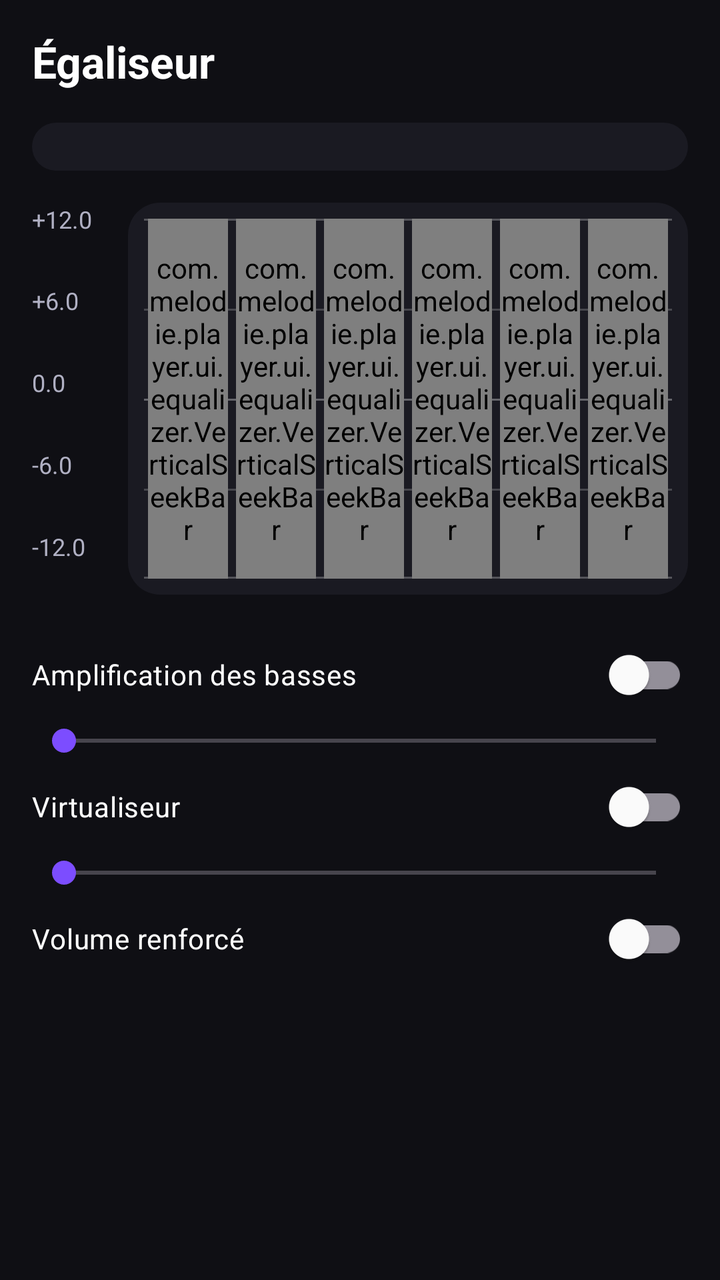
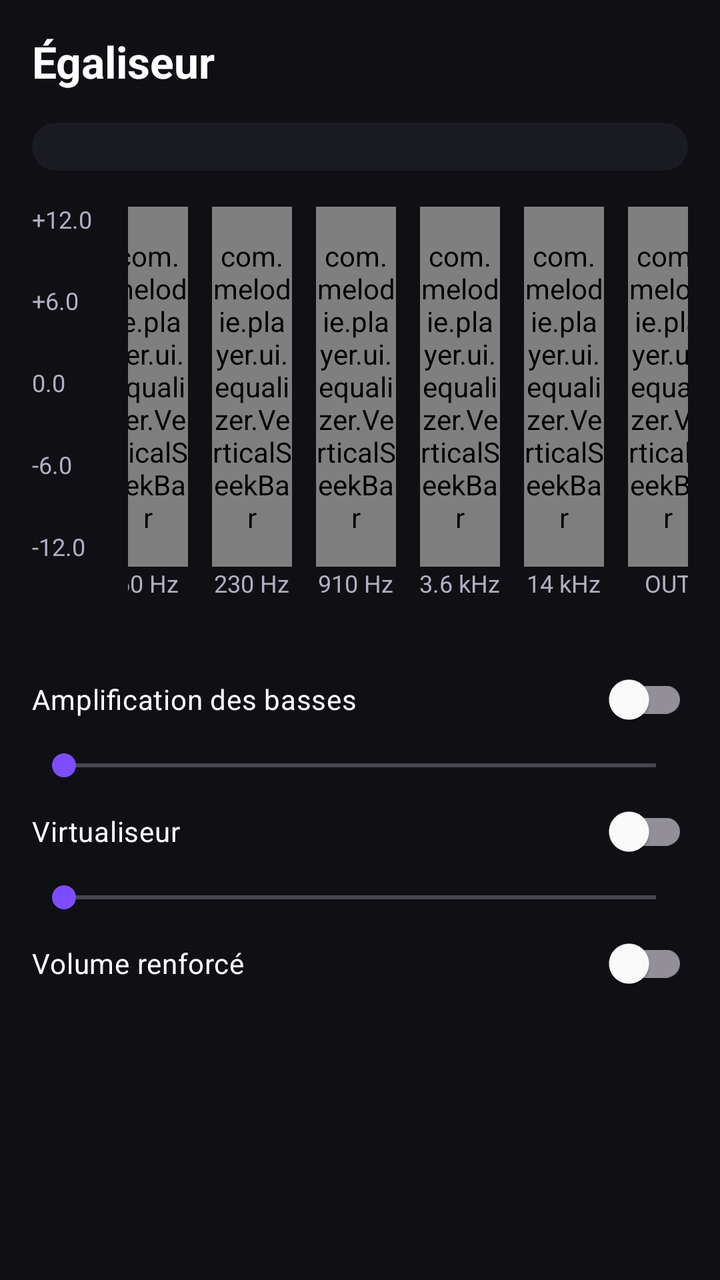

Before-and-after screenshots of an Android layout around one commit, followed by the original layout XML and the change that was made.
<!-- AndroidManifest.xml: application theme Theme.Melodie -->
<!-- res/layout/fragment_equalizer.xml -->
<?xml version="1.0" encoding="utf-8"?>
<androidx.core.widget.NestedScrollView
    xmlns:android="http://schemas.android.com/apk/res/android"
    android:layout_width="match_parent"
    android:layout_height="match_parent"
    android:background="@color/bg_dark"
    android:padding="16dp">

    <LinearLayout
        android:layout_width="match_parent"
        android:layout_height="wrap_content"
        android:orientation="vertical">

        <TextView
            android:layout_width="wrap_content"
            android:layout_height="wrap_content"
            android:text="@string/settings_equalizer"
            android:textColor="@color/text_primary"
            android:textSize="22sp"
            android:textStyle="bold"
            android:paddingBottom="16dp" />

        <Spinner
            android:id="@+id/preset_spinner"
            android:layout_width="match_parent"
            android:layout_height="wrap_content"
            android:background="@drawable/bg_card_rounded"
            android:padding="12dp" />

        <TextView
            android:id="@+id/eq_unavailable"
            android:layout_width="match_parent"
            android:layout_height="wrap_content"
            android:layout_marginTop="12dp"
            android:text="@string/eq_unavailable"
            android:textColor="@color/text_secondary"
            android:visibility="gone" />

        <LinearLayout
            android:id="@+id/bands_container"
            android:layout_width="match_parent"
            android:layout_height="wrap_content"
            android:layout_marginTop="16dp"
            android:baselineAligned="false"
            android:gravity="top|center_horizontal"
            android:orientation="horizontal">

            <LinearLayout
                android:layout_width="48dp"
                android:layout_height="180dp"
                android:gravity="center_vertical"
                android:orientation="vertical">

                <TextView
                    style="@style/EqBandLabel"
                    android:paddingBottom="0dp"
                    android:text="+12.0" />

                <Space
                    android:layout_width="1dp"
                    android:layout_height="0dp"
                    android:layout_weight="1" />

                <TextView
                    style="@style/EqBandLabel"
                    android:paddingBottom="0dp"
                    android:text="+6.0" />

                <Space
                    android:layout_width="1dp"
                    android:layout_height="0dp"
                    android:layout_weight="1" />

                <TextView
                    style="@style/EqBandLabel"
                    android:paddingBottom="0dp"
                    android:text="0.0" />

                <Space
                    android:layout_width="1dp"
                    android:layout_height="0dp"
                    android:layout_weight="1" />

                <TextView
                    style="@style/EqBandLabel"
                    android:paddingBottom="0dp"
                    android:text="-6.0" />

                <Space
                    android:layout_width="1dp"
                    android:layout_height="0dp"
                    android:layout_weight="1" />

                <TextView
                    style="@style/EqBandLabel"
                    android:paddingBottom="0dp"
                    android:text="-12.0" />
            </LinearLayout>

            <FrameLayout
                android:layout_width="0dp"
                android:layout_height="196dp"
                android:layout_weight="1"
                android:background="@drawable/bg_card_rounded"
                android:padding="8dp">

            <View
                android:layout_width="match_parent"
                android:layout_height="180dp"
                android:layout_gravity="top"
                android:background="@drawable/eq_grid_lines" />

            <LinearLayout
                android:layout_width="match_parent"
                android:layout_height="180dp"
                android:layout_gravity="top"
                android:orientation="horizontal"
                android:gravity="top|center_horizontal">

            <LinearLayout
                android:layout_width="0dp"
                android:layout_height="wrap_content"
                android:layout_weight="1"
                android:gravity="center"
                android:orientation="vertical">

                <com.melodie.player.ui.equalizer.VerticalSeekBar
                    android:id="@+id/band_0"
                    android:layout_width="40dp"
                    android:layout_height="180dp"
                    android:progressDrawable="@drawable/eq_track_vertical"
                    android:thumb="@drawable/eq_thumb_rect" />

                <TextView
                    style="@style/EqBandLabel"
                    android:text="@string/eq_freq_60" />
            </LinearLayout>

            <LinearLayout
                android:layout_width="0dp"
                android:layout_height="wrap_content"
                android:layout_weight="1"
                android:gravity="center"
                android:orientation="vertical">

                <com.melodie.player.ui.equalizer.VerticalSeekBar
                    android:id="@+id/band_1"
                    android:layout_width="40dp"
                    android:layout_height="180dp"
                    android:progressDrawable="@drawable/eq_track_vertical"
                    android:thumb="@drawable/eq_thumb_rect" />

                <TextView
                    style="@style/EqBandLabel"
                    android:text="@string/eq_freq_230" />
            </LinearLayout>

            <LinearLayout
                android:layout_width="0dp"
                android:layout_height="wrap_content"
                android:layout_weight="1"
                android:gravity="center"
                android:orientation="vertical">

                <com.melodie.player.ui.equalizer.VerticalSeekBar
                    android:id="@+id/band_2"
                    android:layout_width="40dp"
                    android:layout_height="180dp"
                    android:progressDrawable="@drawable/eq_track_vertical"
                    android:thumb="@drawable/eq_thumb_rect" />

                <TextView
                    style="@style/EqBandLabel"
                    android:text="@string/eq_freq_910" />
            </LinearLayout>

            <LinearLayout
                android:layout_width="0dp"
                android:layout_height="wrap_content"
                android:layout_weight="1"
                android:gravity="center"
                android:orientation="vertical">

                <com.melodie.player.ui.equalizer.VerticalSeekBar
                    android:id="@+id/band_3"
                    android:layout_width="40dp"
                    android:layout_height="180dp"
                    android:progressDrawable="@drawable/eq_track_vertical"
                    android:thumb="@drawable/eq_thumb_rect" />

                <TextView
                    style="@style/EqBandLabel"
                    android:text="@string/eq_freq_3600" />
            </LinearLayout>

            <LinearLayout
                android:layout_width="0dp"
                android:layout_height="wrap_content"
                android:layout_weight="1"
                android:gravity="center"
                android:orientation="vertical">

                <com.melodie.player.ui.equalizer.VerticalSeekBar
                    android:id="@+id/band_4"
                    android:layout_width="40dp"
                    android:layout_height="180dp"
                    android:progressDrawable="@drawable/eq_track_vertical"
                    android:thumb="@drawable/eq_thumb_rect" />

                <TextView
                    style="@style/EqBandLabel"
                    android:text="@string/eq_freq_14000" />
            </LinearLayout>

            <LinearLayout
                android:layout_width="0dp"
                android:layout_height="wrap_content"
                android:layout_weight="1"
                android:gravity="center"
                android:orientation="vertical">

                <com.melodie.player.ui.equalizer.VerticalSeekBar
                    android:id="@+id/band_master"
                    android:layout_width="40dp"
                    android:layout_height="180dp"
                    android:max="2000"
                    android:progressDrawable="@drawable/eq_track_vertical"
                    android:thumb="@drawable/eq_thumb_rect" />

                <TextView
                    style="@style/EqBandLabel"
                    android:text="OUT" />
            </LinearLayout>
            </LinearLayout>
            </FrameLayout>
        </LinearLayout>

        <com.google.android.material.switchmaterial.SwitchMaterial
            android:id="@+id/switch_bass_boost"
            android:layout_width="match_parent"
            android:layout_height="wrap_content"
            android:text="@string/eq_bass_boost"
            android:textColor="@color/text_primary"
            android:layout_marginTop="16dp" />

        <SeekBar
            android:id="@+id/seek_bass_boost"
            android:layout_width="match_parent"
            android:layout_height="wrap_content"
            android:max="1000"
            android:progressTint="@color/melodie_purple"
            android:thumbTint="@color/melodie_purple" />

        <com.google.android.material.switchmaterial.SwitchMaterial
            android:id="@+id/switch_virtualizer"
            android:layout_width="match_parent"
            android:layout_height="wrap_content"
            android:text="@string/eq_virtualizer"
            android:textColor="@color/text_primary" />

        <SeekBar
            android:id="@+id/seek_virtualizer"
            android:layout_width="match_parent"
            android:layout_height="wrap_content"
            android:max="1000"
            android:progressTint="@color/melodie_purple"
            android:thumbTint="@color/melodie_purple" />

        <com.google.android.material.switchmaterial.SwitchMaterial
            android:id="@+id/switch_loudness"
            android:layout_width="match_parent"
            android:layout_height="wrap_content"
            android:text="@string/eq_loudness"
            android:textColor="@color/text_primary" />
    </LinearLayout>
</androidx.core.widget.NestedScrollView>
<!-- resources referenced by this layout -->
<resources>
  <color name="bg_dark">#0F0F14</color>
  <color name="melodie_purple">#7C4DFF</color>
  <color name="text_primary">#FFFFFF</color>
  <color name="text_secondary">#B0B0C3</color>
  <!-- drawable bg_card_rounded (drawable) -->
  <shape xmlns:android="http://schemas.android.com/apk/res/android"
      android:shape="rectangle">
      <solid android:color="@color/surface" />
      <corners android:radius="16dp" />
  </shape>
  <!-- drawable eq_grid_lines (drawable) -->
  <?xml version="1.0" encoding="utf-8"?>
  <layer-list xmlns:android="http://schemas.android.com/apk/res/android">
      <item android:top="0dp" android:bottom="179dp">
          <shape android:shape="rectangle">
              <size android:height="1dp" />
              <solid android:color="#40FFFFFF" />
          </shape>
      </item>
  
      <item android:top="45dp" android:bottom="134dp">
          <shape android:shape="rectangle">
              <size android:height="1dp" />
              <solid android:color="#33FFFFFF" />
          </shape>
      </item>
  
      <item android:top="90dp" android:bottom="89dp">
          <shape android:shape="rectangle">
              <size android:height="1dp" />
              <solid android:color="#55FFFFFF" />
          </shape>
      </item>
  
      <item android:top="135dp" android:bottom="44dp">
          <shape android:shape="rectangle">
              <size android:height="1dp" />
              <solid android:color="#33FFFFFF" />
          </shape>
      </item>
  
      <item android:top="179dp" android:bottom="0dp">
          <shape android:shape="rectangle">
              <size android:height="1dp" />
              <solid android:color="#40FFFFFF" />
          </shape>
      </item>
  </layer-list>
  <!-- drawable eq_thumb_rect (drawable) -->
  <?xml version="1.0" encoding="utf-8"?>
  <shape xmlns:android="http://schemas.android.com/apk/res/android"
      android:shape="rectangle">
      <size android:width="14dp" android:height="10dp" />
      <corners android:radius="2dp" />
      <solid android:color="@color/melodie_purple" />
  </shape>
  <!-- drawable eq_track_vertical (drawable) -->
  <?xml version="1.0" encoding="utf-8"?>
  <layer-list xmlns:android="http://schemas.android.com/apk/res/android">
      <item android:id="@android:id/background">
          <shape android:shape="rectangle">
              <size android:width="6dp" />
              <corners android:radius="2dp" />
              <solid android:color="@color/surface" />
          </shape>
      </item>
  
      <item android:id="@android:id/progress">
          <clip android:clipOrientation="vertical" android:gravity="bottom">
              <shape android:shape="rectangle">
                  <size android:width="6dp" />
                  <corners android:radius="2dp" />
                  <solid android:color="@color/melodie_purple" />
              </shape>
          </clip>
      </item>
  
      <item android:id="@android:id/secondaryProgress">
          <clip android:clipOrientation="vertical" android:gravity="bottom">
              <shape android:shape="rectangle">
                  <size android:width="6dp" />
                  <corners android:radius="2dp" />
                  <solid android:color="@color/melodie_purple" />
              </shape>
          </clip>
      </item>
  </layer-list>
  <string name="eq_bass_boost">Amplification des basses</string>
  <string name="eq_freq_14000">14 kHz</string>
  <string name="eq_freq_230">230 Hz</string>
  <string name="eq_freq_3600">3.6 kHz</string>
  <string name="eq_freq_60">60 Hz</string>
  <string name="eq_freq_910">910 Hz</string>
  <string name="eq_loudness">Volume renforcé</string>
  <string name="eq_unavailable">Démarrez la lecture pour activer l\'égaliseur.</string>
  <string name="eq_virtualizer">Virtualiseur</string>
  <string name="settings_equalizer">Égaliseur</string>
  <color name="surface">#1A1A22</color>
  <color name="white">#FFFFFFFF</color>
  <color name="audio_cyan">#00D4FF</color>
  <color name="black">#FF000000</color>
  <color name="energy_green">#00E5A8</color>
  <color name="surface_variant">#232333</color>
  <!-- unchanged entries left out for length: 2 -->
</resources>

<!-- the commit's change to res/layout/fragment_equalizer.xml (unified diff, before → after) -->
@@ -99,140 +99,122 @@
 
             <FrameLayout
                 android:layout_width="0dp"
-                android:layout_height="196dp"
-                android:layout_weight="1"
-                android:background="@drawable/bg_card_rounded"
-                android:padding="8dp">
-
-            <View
-                android:layout_width="match_parent"
-                android:layout_height="180dp"
-                android:layout_gravity="top"
-                android:background="@drawable/eq_grid_lines" />
-
-            <LinearLayout
-                android:layout_width="match_parent"
-                android:layout_height="180dp"
-                android:layout_gravity="top"
-                android:orientation="horizontal"
-                android:gravity="top|center_horizontal">
-
-            <LinearLayout
-                android:layout_width="0dp"
                 android:layout_height="wrap_content"
                 android:layout_weight="1"
-                android:gravity="center"
-                android:orientation="vertical">
-
-                <com.melodie.player.ui.equalizer.VerticalSeekBar
-                    android:id="@+id/band_0"
-                    android:layout_width="40dp"
-                    android:layout_height="180dp"
-                    android:progressDrawable="@drawable/eq_track_vertical"
-                    android:thumb="@drawable/eq_thumb_rect" />
-
-                <TextView
-                    style="@style/EqBandLabel"
-                    android:text="@string/eq_freq_60" />
-            </LinearLayout>
-
-            <LinearLayout
-                android:layout_width="0dp"
-                android:layout_height="wrap_content"
-                android:layout_weight="1"
-                android:gravity="center"
-                android:orientation="vertical">
-
-                <com.melodie.player.ui.equalizer.VerticalSeekBar
-                    android:id="@+id/band_1"
-                    android:layout_width="40dp"
-                    android:layout_height="180dp"
-                    android:progressDrawable="@drawable/eq_track_vertical"
-                    android:thumb="@drawable/eq_thumb_rect" />
-
-                <TextView
-                    style="@style/EqBandLabel"
-                    android:text="@string/eq_freq_230" />
-            </LinearLayout>
-
-            <LinearLayout
-                android:layout_width="0dp"
-                android:layout_height="wrap_content"
-                android:layout_weight="1"
-                android:gravity="center"
-                android:orientation="vertical">
-
-                <com.melodie.player.ui.equalizer.VerticalSeekBar
-                    android:id="@+id/band_2"
-                    android:layout_width="40dp"
-                    android:layout_height="180dp"
-                    android:progressDrawable="@drawable/eq_track_vertical"
-                    android:thumb="@drawable/eq_thumb_rect" />
-
-                <TextView
-                    style="@style/EqBandLabel"
-                    android:text="@string/eq_freq_910" />
-            </LinearLayout>
-
-            <LinearLayout
-                android:layout_width="0dp"
-                android:layout_height="wrap_content"
-                android:layout_weight="1"
-                android:gravity="center"
-                android:orientation="vertical">
-
-                <com.melodie.player.ui.equalizer.VerticalSeekBar
-                    android:id="@+id/band_3"
-                    android:layout_width="40dp"
-                    android:layout_height="180dp"
-                    android:progressDrawable="@drawable/eq_track_vertical"
-                    android:thumb="@drawable/eq_thumb_rect" />
-
-                <TextView
-                    style="@style/EqBandLabel"
-                    android:text="@string/eq_freq_3600" />
-            </LinearLayout>
-
-            <LinearLayout
-                android:layout_width="0dp"
-                android:layout_height="wrap_content"
-                android:layout_weight="1"
-                android:gravity="center"
-                android:orientation="vertical">
-
-                <com.melodie.player.ui.equalizer.VerticalSeekBar
-                    android:id="@+id/band_4"
-                    android:layout_width="40dp"
-                    android:layout_height="180dp"
-                    android:progressDrawable="@drawable/eq_track_vertical"
-                    android:thumb="@drawable/eq_thumb_rect" />
-
-                <TextView
-                    style="@style/EqBandLabel"
-                    android:text="@string/eq_freq_14000" />
-            </LinearLayout>
-
-            <LinearLayout
-                android:layout_width="0dp"
-                android:layout_height="wrap_content"
-                android:layout_weight="1"
-                android:gravity="center"
-                android:orientation="vertical">
-
-                <com.melodie.player.ui.equalizer.VerticalSeekBar
-                    android:id="@+id/band_master"
-                    android:layout_width="40dp"
-                    android:layout_height="180dp"
-                    android:max="2000"
-                    android:progressDrawable="@drawable/eq_track_vertical"
-                    android:thumb="@drawable/eq_thumb_rect" />
-
-                <TextView
-                    style="@style/EqBandLabel"
-                    android:text="OUT" />
-            </LinearLayout>
-            </LinearLayout>
+
+                android:clipChildren="false"
+                android:clipToPadding="false"
+                android:padding="2dp">
+
+                <LinearLayout
+                    android:layout_width="match_parent"
+                    android:layout_height="wrap_content"
+                    android:orientation="horizontal"
+                    android:gravity="top|center_horizontal"
+                    android:clipChildren="false"
+                    android:clipToPadding="false">
+
+                    <LinearLayout
+                        android:layout_width="52dp"
+                        android:layout_height="wrap_content"
+                        android:gravity="center"
+                        android:orientation="vertical">
+
+                        <com.melodie.player.ui.equalizer.VerticalSeekBar
+                            android:id="@+id/band_0"
+                            android:layout_width="40dp"
+                            android:layout_height="180dp" />
+
+                        <TextView
+                            style="@style/EqBandLabel"
+                            android:text="@string/eq_freq_60" />
+                    </LinearLayout>
+
+                    <LinearLayout
+                        android:layout_width="52dp"
+                        android:layout_height="wrap_content"
+                        android:gravity="center"
+                        android:orientation="vertical">
+
+                        <com.melodie.player.ui.equalizer.VerticalSeekBar
+                            android:id="@+id/band_1"
+                            android:layout_width="40dp"
+                            android:layout_height="180dp" />
+
+                        <TextView
+                            style="@style/EqBandLabel"
+                            android:text="@string/eq_freq_230" />
+                    </LinearLayout>
+
+                    <LinearLayout
+                        android:layout_width="52dp"
+                        android:layout_height="wrap_content"
+                        android:gravity="center"
+                        android:orientation="vertical">
+
+                        <com.melodie.player.ui.equalizer.VerticalSeekBar
+                            android:id="@+id/band_2"
+                            android:layout_width="40dp"
+                            android:layout_height="180dp" />
+
+                        <TextView
+                            style="@style/EqBandLabel"
+                            android:text="@string/eq_freq_910" />
+                    </LinearLayout>
+
+                    <LinearLayout
+                        android:layout_width="52dp"
+                        android:layout_height="wrap_content"
+                        android:gravity="center"
+                        android:orientation="vertical">
+
+                        <com.melodie.player.ui.equalizer.VerticalSeekBar
+                            android:id="@+id/band_3"
+                            android:layout_width="40dp"
+                            android:layout_height="180dp" />
+
+                        <TextView
+                            style="@style/EqBandLabel"
+                            android:text="@string/eq_freq_3600" />
+                    </LinearLayout>
+
+                    <LinearLayout
+                        android:layout_width="52dp"
+                        android:layout_height="wrap_content"
+                        android:gravity="center"
+                        android:orientation="vertical">
+
+                        <com.melodie.player.ui.equalizer.VerticalSeekBar
+                            android:id="@+id/band_4"
+                            android:layout_width="40dp"
+                            android:layout_height="180dp" />
+
+                        <TextView
+                            style="@style/EqBandLabel"
+                            android:text="@string/eq_freq_14000" />
+                    </LinearLayout>
+
+                    <LinearLayout
+                        android:layout_width="52dp"
+                        android:layout_height="wrap_content"
+                        android:gravity="center"
+                        android:orientation="vertical">
+
+                        <com.melodie.player.ui.equalizer.VerticalSeekBar
+                            android:id="@+id/band_master"
+                            android:layout_width="40dp"
+                            android:layout_height="180dp"
+                            android:max="2000" />
+
+                        <TextView
+                            style="@style/EqBandLabel"
+                            android:text="OUT" />
+                    </LinearLayout>
+
+                </LinearLayout>
+
             </FrameLayout>
+
         </LinearLayout>
 
         <com.google.android.material.switchmaterial.SwitchMaterial
<!-- resource entries referenced after the edit -->
@@ -10,83 +10,6 @@
       <solid android:color="@color/surface" />
       <corners android:radius="16dp" />
   </shape>
-  <!-- drawable eq_grid_lines (drawable) -->
-  <?xml version="1.0" encoding="utf-8"?>
-  <layer-list xmlns:android="http://schemas.android.com/apk/res/android">
-      <item android:top="0dp" android:bottom="179dp">
-          <shape android:shape="rectangle">
-              <size android:height="1dp" />
-              <solid android:color="#40FFFFFF" />
-          </shape>
-      </item>
-  
-      <item android:top="45dp" android:bottom="134dp">
-          <shape android:shape="rectangle">
-              <size android:height="1dp" />
-              <solid android:color="#33FFFFFF" />
-          </shape>
-      </item>
-  
-      <item android:top="90dp" android:bottom="89dp">
-          <shape android:shape="rectangle">
-              <size android:height="1dp" />
-              <solid android:color="#55FFFFFF" />
-          </shape>
-      </item>
-  
-      <item android:top="135dp" android:bottom="44dp">
-          <shape android:shape="rectangle">
-              <size android:height="1dp" />
-              <solid android:color="#33FFFFFF" />
-          </shape>
-      </item>
-  
-      <item android:top="179dp" android:bottom="0dp">
-          <shape android:shape="rectangle">
-              <size android:height="1dp" />
-              <solid android:color="#40FFFFFF" />
-          </shape>
-      </item>
-  </layer-list>
-  <!-- drawable eq_thumb_rect (drawable) -->
-  <?xml version="1.0" encoding="utf-8"?>
-  <shape xmlns:android="http://schemas.android.com/apk/res/android"
-      android:shape="rectangle">
-      <size android:width="14dp" android:height="10dp" />
-      <corners android:radius="2dp" />
-      <solid android:color="@color/melodie_purple" />
-  </shape>
-  <!-- drawable eq_track_vertical (drawable) -->
-  <?xml version="1.0" encoding="utf-8"?>
-  <layer-list xmlns:android="http://schemas.android.com/apk/res/android">
-      <item android:id="@android:id/background">
-          <shape android:shape="rectangle">
-              <size android:width="6dp" />
-              <corners android:radius="2dp" />
-              <solid android:color="@color/surface" />
-          </shape>
-      </item>
-  
-      <item android:id="@android:id/progress">
-          <clip android:clipOrientation="vertical" android:gravity="bottom">
-              <shape android:shape="rectangle">
-                  <size android:width="6dp" />
-                  <corners android:radius="2dp" />
-                  <solid android:color="@color/melodie_purple" />
-              </shape>
-          </clip>
-      </item>
-  
-      <item android:id="@android:id/secondaryProgress">
-          <clip android:clipOrientation="vertical" android:gravity="bottom">
-              <shape android:shape="rectangle">
-                  <size android:width="6dp" />
-                  <corners android:radius="2dp" />
-                  <solid android:color="@color/melodie_purple" />
-              </shape>
-          </clip>
-      </item>
-  </layer-list>
   <string name="eq_bass_boost">Amplification des basses</string>
   <string name="eq_freq_14000">14 kHz</string>
   <string name="eq_freq_230">230 Hz</string>
